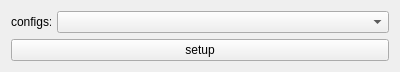
Before: the Qt Designer form ui/dialog.ui in zoza2010/setup_facecap, drawn with Qt 5.
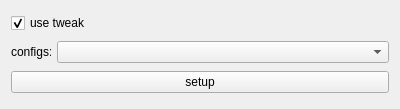
After: the same form once the commit is applied.

Commit message: added tweak device support

Diff of the .ui file:
```diff
--- a/ui/dialog.ui
+++ b/ui/dialog.ui
@@ -7,13 +7,23 @@
     <x>0</x>
     <y>0</y>
     <width>400</width>
-    <height>54</height>
+    <height>109</height>
    </rect>
   </property>
   <property name="windowTitle">
    <string>Form</string>
   </property>
   <layout class="QVBoxLayout" name="verticalLayout">
+   <item>
+    <widget class="QCheckBox" name="useTweakCheckBox">
+     <property name="text">
+      <string>use tweak</string>
+     </property>
+     <property name="checked">
+      <bool>true</bool>
+     </property>
+    </widget>
+   </item>
    <item>
     <layout class="QHBoxLayout" name="horizontalLayout">
      <item>
```
The commit also changes 4 other files.
